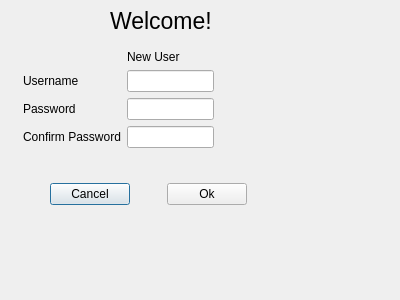
mdaabs/Encrypted-Instant-Messenger, file Chat-App/Chat/newuser.ui: the form before one commit.
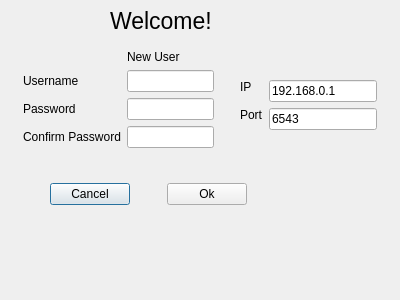
The form after the commit.

```diff
--- a/Chat-App/Chat/newuser.ui
+++ b/Chat-App/Chat/newuser.ui
@@ -10,6 +10,12 @@
     <height>300</height>
    </rect>
   </property>
+  <property name="sizePolicy">
+   <sizepolicy hsizetype="Fixed" vsizetype="Fixed">
+    <horstretch>0</horstretch>
+    <verstretch>0</verstretch>
+   </sizepolicy>
+  </property>
   <property name="windowTitle">
    <string>Dialog</string>
   </property>
@@ -31,22 +37,6 @@
     <string>Welcome!</string>
    </property>
   </widget>
-  <widget class="QStackedWidget" name="messagebox">
-   <property name="geometry">
-    <rect>
-     <x>230</x>
-     <y>70</y>
-     <width>151</width>
-     <height>80</height>
-    </rect>
-   </property>
-   <property name="font">
-    <font>
-     <pointsize>8</pointsize>
-    </font>
-   </property>
-   <widget class="QWidget" name="messageboxPage1"/>
-  </widget>
   <widget class="QWidget" name="layoutWidget">
    <property name="geometry">
     <rect>
@@ -139,6 +129,70 @@
     </item>
    </layout>
   </widget>
+  <widget class="QWidget" name="">
+   <property name="geometry">
+    <rect>
+     <x>240</x>
+     <y>80</y>
+     <width>144</width>
+     <height>56</height>
+    </rect>
+   </property>
+   <layout class="QFormLayout" name="formLayout_2">
+    <item row="0" column="0">
+     <widget class="QLabel" name="label_6">
+      <property name="sizePolicy">
+       <sizepolicy hsizetype="Fixed" vsizetype="Fixed">
+        <horstretch>0</horstretch>
+        <verstretch>0</verstretch>
+       </sizepolicy>
+      </property>
+      <property name="text">
+       <string>IP</string>
+      </property>
+     </widget>
+    </item>
+    <item row="0" column="1">
+     <widget class="QLineEdit" name="newuserip">
+      <property name="sizePolicy">
+       <sizepolicy hsizetype="Fixed" vsizetype="Fixed">
+        <horstretch>0</horstretch>
+        <verstretch>0</verstretch>
+       </sizepolicy>
+      </property>
+      <property name="text">
+       <string>192.168.0.1</string>
+      </property>
+     </widget>
+    </item>
+    <item row="1" column="0">
+     <widget class="QLabel" name="label_7">
+      <property name="sizePolicy">
+       <sizepolicy hsizetype="Fixed" vsizetype="Fixed">
+        <horstretch>0</horstretch>
+        <verstretch>0</verstretch>
+       </sizepolicy>
+      </property>
+      <property name="text">
+       <string>Port</string>
+      </property>
+     </widget>
+    </item>
+    <item row="1" column="1">
+     <widget class="QLineEdit" name="newuserport">
+      <property name="sizePolicy">
+       <sizepolicy hsizetype="Fixed" vsizetype="Fixed">
+        <horstretch>0</horstretch>
+        <verstretch>0</verstretch>
+       </sizepolicy>
+      </property>
+      <property name="text">
+       <string>6543</string>
+      </property>
+     </widget>
+    </item>
+   </layout>
+  </widget>
  </widget>
  <resources/>
  <connections/>
```
Left out of the diff: 18 changed lines with no effect on the pictures.
